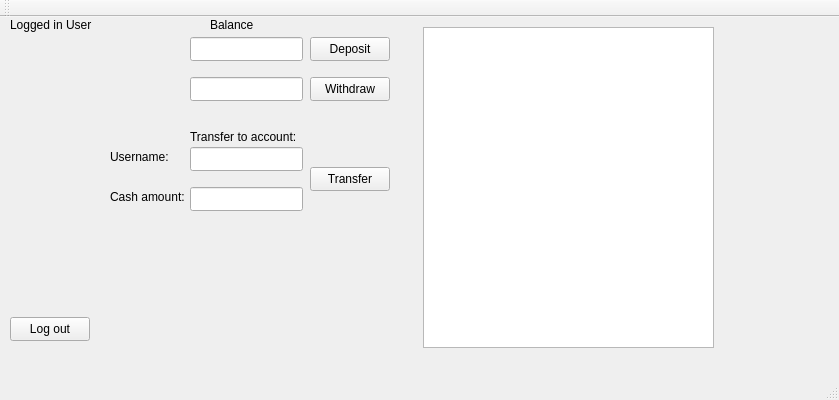
This is QtWidgetsBank/QtWidgetsBank.ui in Jakyubi/QtWidgetsBank as Qt 5 draws it before an edit. The edited form follows.
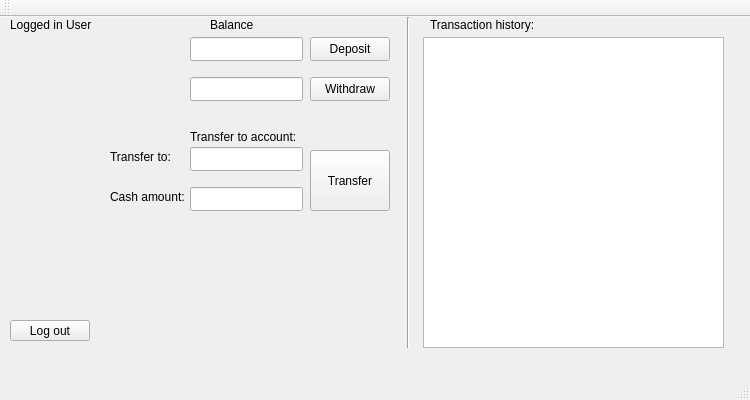
This is the edited form.

```diff
--- a/QtWidgetsBank/QtWidgetsBank.ui
+++ b/QtWidgetsBank/QtWidgetsBank.ui
@@ -6,7 +6,7 @@
    <rect>
     <x>0</x>
     <y>0</y>
-    <width>839</width>
+    <width>750</width>
     <height>400</height>
    </rect>
   </property>
@@ -125,7 +125,7 @@
      </rect>
     </property>
     <property name="text">
-     <string>Username: </string>
+     <string>Transfer to:</string>
     </property>
    </widget>
    <widget class="QLabel" name="transferCashLabel">
@@ -155,9 +155,9 @@
     <property name="geometry">
      <rect>
       <x>310</x>
-      <y>150</y>
+      <y>133</y>
       <width>80</width>
-      <height>24</height>
+      <height>61</height>
      </rect>
     </property>
     <property name="text">
@@ -168,9 +168,9 @@
     <property name="geometry">
      <rect>
       <x>423</x>
-      <y>10</y>
-      <width>291</width>
-      <height>321</height>
+      <y>20</y>
+      <width>301</width>
+      <height>311</height>
      </rect>
     </property>
    </widget>
@@ -178,15 +178,41 @@
     <property name="geometry">
      <rect>
       <x>10</x>
-      <y>300</y>
+      <y>303</y>
       <width>80</width>
-      <height>24</height>
+      <height>21</height>
      </rect>
     </property>
     <property name="text">
      <string>Log out</string>
     </property>
    </widget>
+   <widget class="Line" name="line">
+    <property name="geometry">
+     <rect>
+      <x>400</x>
+      <y>0</y>
+      <width>16</width>
+      <height>331</height>
+     </rect>
+    </property>
+    <property name="orientation">
+     <enum>Qt::Orientation::Vertical</enum>
+    </property>
+   </widget>
+   <widget class="QLabel" name="historyLabel">
+    <property name="geometry">
+     <rect>
+      <x>430</x>
+      <y>0</y>
+      <width>111</width>
+      <height>16</height>
+     </rect>
+    </property>
+    <property name="text">
+     <string>Transaction history:</string>
+    </property>
+   </widget>
   </widget>
   <widget class="QMenuBar" name="menuBar">
    <property name="geometry">
```
Left out of the diff: 2 changed lines with no effect on the pictures.
